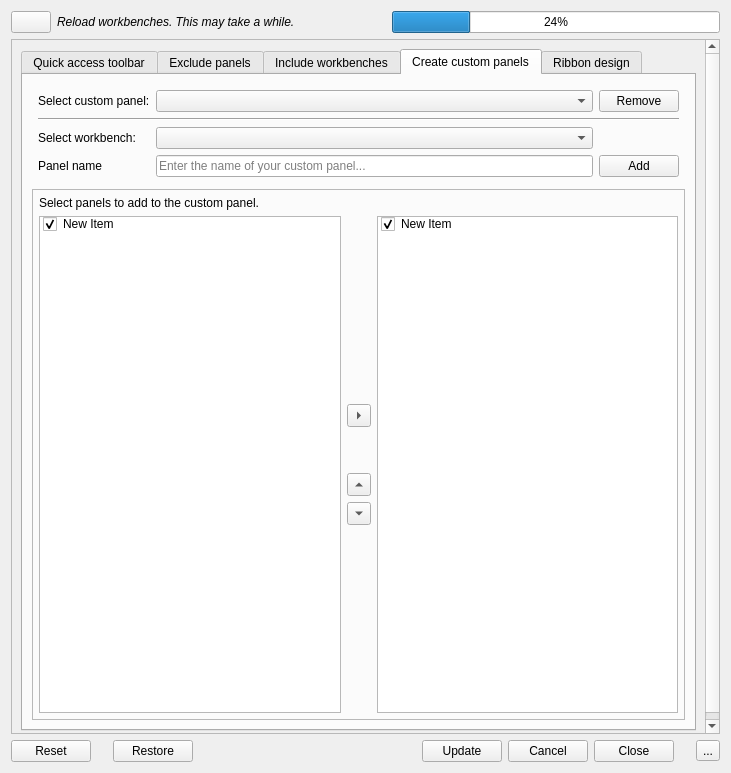
APEbbers/FreeCAD-Ribbon, file Resources/ui/Design.ui: the form before one commit.
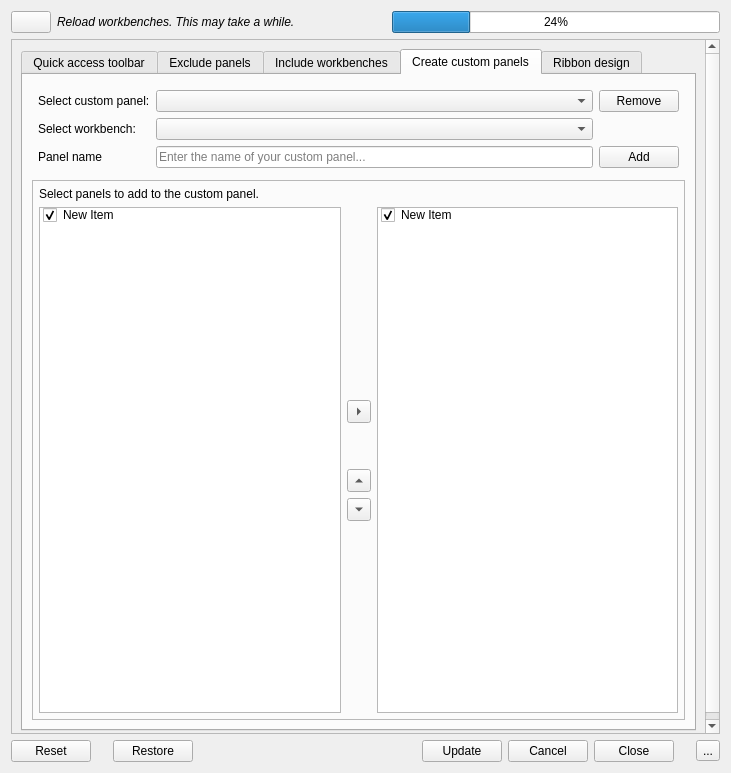
The form after the commit. The open tabs and pages were chosen to show the change. Icons and pictures are not drawn.

Commit message: Update design dialog

The edit to the form file:
```diff
--- a/Resources/ui/Design.ui
+++ b/Resources/ui/Design.ui
@@ -738,76 +738,6 @@
                <property name="bottomMargin">
                 <number>6</number>
                </property>
-               <item row="0" column="0">
-                <widget class="QLabel" name="label_9">
-                 <property name="sizePolicy">
-                  <sizepolicy hsizetype="Fixed" vsizetype="Preferred">
-                   <horstretch>0</horstretch>
-                   <verstretch>0</verstretch>
-                  </sizepolicy>
-                 </property>
-                 <property name="text">
-                  <string>Select custom panel:</string>
-                 </property>
-                </widget>
-               </item>
-               <item row="3" column="3" rowspan="2">
-                <widget class="QPushButton" name="AddCustomToolbar">
-                 <property name="sizePolicy">
-                  <sizepolicy hsizetype="Fixed" vsizetype="Fixed">
-                   <horstretch>0</horstretch>
-                   <verstretch>0</verstretch>
-                  </sizepolicy>
-                 </property>
-                 <property name="minimumSize">
-                  <size>
-                   <width>10</width>
-                   <height>0</height>
-                  </size>
-                 </property>
-                 <property name="baseSize">
-                  <size>
-                   <width>15</width>
-                   <height>0</height>
-                  </size>
-                 </property>
-                 <property name="text">
-                  <string>Add</string>
-                 </property>
-                </widget>
-               </item>
-               <item row="2" column="0">
-                <widget class="QLabel" name="label_7">
-                 <property name="sizePolicy">
-                  <sizepolicy hsizetype="Fixed" vsizetype="Preferred">
-                   <horstretch>0</horstretch>
-                   <verstretch>0</verstretch>
-                  </sizepolicy>
-                 </property>
-                 <property name="text">
-                  <string>Select workbench:</string>
-                 </property>
-                </widget>
-               </item>
-               <item row="2" column="1" colspan="2">
-                <widget class="QComboBox" name="WorkbenchList_2">
-                 <property name="sizePolicy">
-                  <sizepolicy hsizetype="Preferred" vsizetype="Fixed">
-                   <horstretch>0</horstretch>
-                   <verstretch>0</verstretch>
-                  </sizepolicy>
-                 </property>
-                 <property name="minimumSize">
-                  <size>
-                   <width>0</width>
-                   <height>0</height>
-                  </size>
-                 </property>
-                 <property name="insertPolicy">
-                  <enum>QComboBox::InsertPolicy::InsertAlphabetically</enum>
-                 </property>
-                </widget>
-               </item>
                <item row="0" column="1" colspan="2">
                 <widget class="QComboBox" name="CustomToolbarSelector">
                  <property name="sizePolicy">
@@ -827,14 +757,7 @@
                  </property>
                 </widget>
                </item>
-               <item row="1" column="0" colspan="4">
-                <widget class="Line" name="line">
-                 <property name="orientation">
-                  <enum>Qt::Orientation::Horizontal</enum>
-                 </property>
-                </widget>
-               </item>
-               <item row="3" column="1" rowspan="2" colspan="2">
+               <item row="2" column="1" rowspan="2" colspan="2">
                 <widget class="QLineEdit" name="ToolbarName">
                  <property name="sizePolicy">
                   <sizepolicy hsizetype="Preferred" vsizetype="Fixed">
@@ -853,6 +776,76 @@
                  </property>
                 </widget>
                </item>
+               <item row="2" column="3" rowspan="2">
+                <widget class="QPushButton" name="AddCustomToolbar">
+                 <property name="sizePolicy">
+                  <sizepolicy hsizetype="Fixed" vsizetype="Fixed">
+                   <horstretch>0</horstretch>
+                   <verstretch>0</verstretch>
+                  </sizepolicy>
+                 </property>
+                 <property name="minimumSize">
+                  <size>
+                   <width>10</width>
+                   <height>0</height>
+                  </size>
+                 </property>
+                 <property name="baseSize">
+                  <size>
+                   <width>15</width>
+                   <height>0</height>
+                  </size>
+                 </property>
+                 <property name="text">
+                  <string>Add</string>
+                 </property>
+                </widget>
+               </item>
+               <item row="1" column="0">
+                <widget class="QLabel" name="label_7">
+                 <property name="sizePolicy">
+                  <sizepolicy hsizetype="Fixed" vsizetype="Preferred">
+                   <horstretch>0</horstretch>
+                   <verstretch>0</verstretch>
+                  </sizepolicy>
+                 </property>
+                 <property name="text">
+                  <string>Select workbench:</string>
+                 </property>
+                </widget>
+               </item>
+               <item row="0" column="0">
+                <widget class="QLabel" name="label_9">
+                 <property name="sizePolicy">
+                  <sizepolicy hsizetype="Fixed" vsizetype="Preferred">
+                   <horstretch>0</horstretch>
+                   <verstretch>0</verstretch>
+                  </sizepolicy>
+                 </property>
+                 <property name="text">
+                  <string>Select custom panel:</string>
+                 </property>
+                </widget>
+               </item>
+               <item row="1" column="1" colspan="2">
+                <widget class="QComboBox" name="WorkbenchList_2">
+                 <property name="sizePolicy">
+                  <sizepolicy hsizetype="Preferred" vsizetype="Fixed">
+                   <horstretch>0</horstretch>
+                   <verstretch>0</verstretch>
+                  </sizepolicy>
+                 </property>
+                 <property name="minimumSize">
+                  <size>
+                   <width>0</width>
+                   <height>0</height>
+                  </size>
+                 </property>
+                 <property name="insertPolicy">
+                  <enum>QComboBox::InsertPolicy::InsertAlphabetically</enum>
+                 </property>
+                </widget>
+               </item>
                <item row="0" column="3">
                 <widget class="QPushButton" name="RemovePanel">
                  <property name="minimumSize">
@@ -872,7 +865,7 @@
                  </property>
                 </widget>
                </item>
-               <item row="3" column="0" rowspan="2">
+               <item row="2" column="0" rowspan="2">
                 <widget class="QLabel" name="label_10">
                  <property name="sizePolicy">
                   <sizepolicy hsizetype="Fixed" vsizetype="Preferred">
```
Left out of the diff: 4 changed lines with no effect on the pictures. The commit also changes 2 other files.
